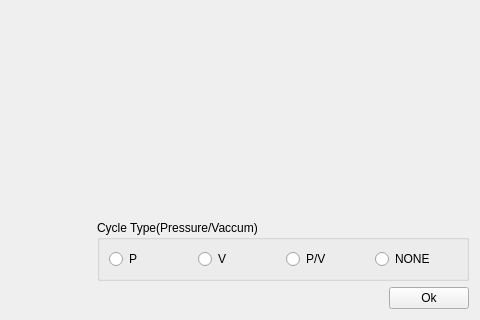
Above: HimalayaMain/Gui/Components/Programs/Forms/ModifyProgramStepDlg.ui from Liyezhong/Master before the change; both pictures show x 220 to 700 and y 180 to 500 of the 700 by 500 pixel window. Below: the same form after it.
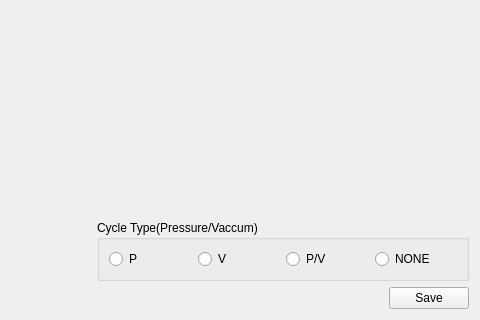
That is the form after the change. Custom widgets are drawn as their Qt base class.

Diff of the .ui file:
```diff
--- a/HimalayaMain/Gui/Components/Programs/Forms/ModifyProgramStepDlg.ui
+++ b/HimalayaMain/Gui/Components/Programs/Forms/ModifyProgramStepDlg.ui
@@ -170,7 +170,7 @@
           <enum>Qt::NoFocus</enum>
          </property>
          <property name="text">
-          <string>Ok</string>
+          <string>Save</string>
          </property>
         </widget>
        </item>
```
